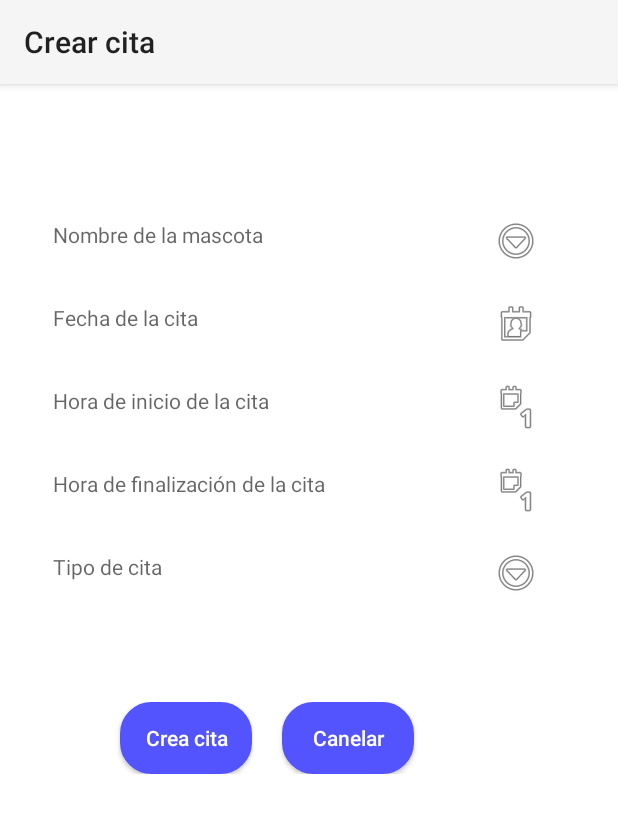
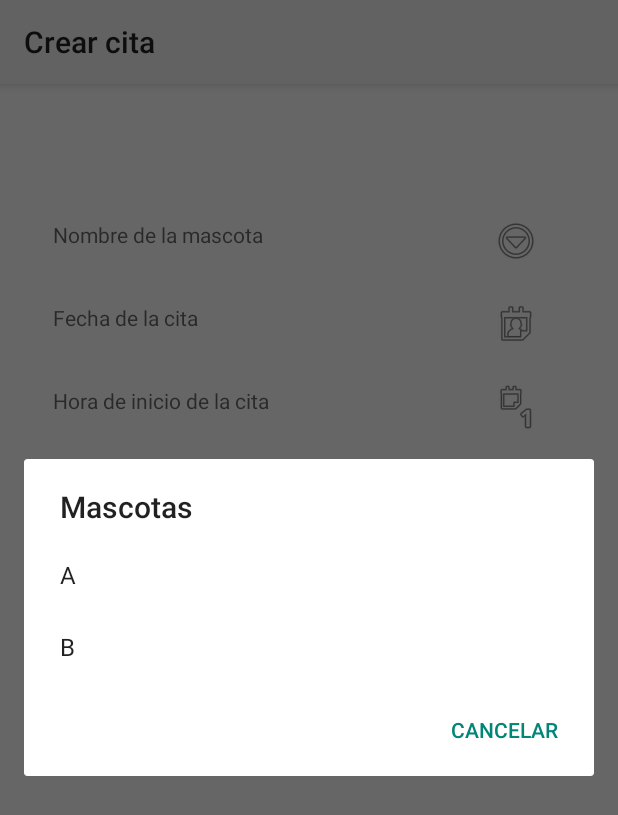
Before and after one commit to edum17/Pet-Agenda, an Android app: the CrearCita screen opened directly, with no data from a screen before it, after a tap on an icon or button, on a phone screen of 412 x 824 dp. Shown: the top 815 px of the screen. Run offline under Robolectric (Android 15) with nearby library versions, the phone set to English and light mode, and no system bars.

Commit message:
DatePicker out, crear cita casi terminada

```diff
--- a/ControlMascotas/app/src/main/java/com/example/german/controlmascotas/CrearCita.java
+++ b/ControlMascotas/app/src/main/java/com/example/german/controlmascotas/CrearCita.java
@@ -1,15 +1,139 @@
 package com.example.german.controlmascotas;
 
+import android.app.AlertDialog;
+import android.app.DatePickerDialog;
+import android.app.DialogFragment;
+import android.content.Context;
+import android.content.DialogInterface;
 import android.os.Bundle;
 import android.support.v4.app.FragmentActivity;
+import android.view.View;
+import android.widget.DatePicker;
+import android.widget.ImageButton;
+import android.widget.TextView;
+
+import java.util.ArrayList;
+import java.util.Calendar;
 
 /**
  * Created by German on 10/05/2016.
  */
 public class CrearCita extends FragmentActivity {
+
+    Context context;
+    SQLControlador dbconeccion;
+
+
+    TextView nombre, fechaC, horaIni, horaFin, tipoC;
+    ImageButton nombresM,fecha, horaI, horaF, tiposC;
+
     @Override
     protected void onCreate(Bundle savedInstanceState) {
         super.onCreate(savedInstanceState);
         setContentView(R.layout.lay_crear_cita);
+
+        context = this;
+        dbconeccion = new SQLControlador(context);
+        dbconeccion.abrirBaseDatos();
+
+        //TextView
+        nombre = (TextView) findViewById(R.id.textViewNombreM);
+        fechaC = (TextView) findViewById(R.id.textViewFechaCita);
+        horaIni = (TextView) findViewById(R.id.textViewHoraIni);
+        horaFin = (TextView) findViewById(R.id.textViewHoraFin);
+        tipoC = (TextView) findViewById(R.id.textViewTipoE);
+
+        //Buttons
+        nombresM = (ImageButton) findViewById(R.id.butNombreM);
+        nombresM.setOnClickListener(new View.OnClickListener() {
+            @Override
+            public void onClick(View v) {
+                listarAnimales();
+            }
+        });
+
+        fecha = (ImageButton) findViewById(R.id.butFechaCita);
+        fecha.setOnClickListener(new View.OnClickListener() {
+            @Override
+            public void onClick(View v) {
+                anadirFecha();
+            }
+        });
+
+        horaI = (ImageButton) findViewById(R.id.butHoraIni);
+        horaI.setOnClickListener(new View.OnClickListener() {
+            @Override
+            public void onClick(View v) {
+                anadirHora();
+            }
+        });
+
+        horaF = (ImageButton) findViewById(R.id.butHoraFin);
+        horaF.setOnClickListener(new View.OnClickListener() {
+            @Override
+            public void onClick(View v) {
+                anadirHora();
+            }
+        });
+
+        tiposC = (ImageButton) findViewById(R.id.butTipoC);
+        tiposC.setOnClickListener(new View.OnClickListener() {
+            @Override
+            public void onClick(View v) {
+                anadirTipoCita();
+            }
+        });
+    }
+
+    public void listarAnimales() {
+        //Toast.makeText(getActivity(), "Listo todos los tipos de animales", Toast.LENGTH_SHORT).show();
+        final ArrayList<String> tipoM = dbconeccion.listarNombresMascotas();
+
+        //Creacion de sequencia de items
+        final CharSequence[] Animals = tipoM.toArray(new String[tipoM.size()]);
+        AlertDialog.Builder dialogBuilder = new AlertDialog.Builder(context);
+        dialogBuilder.setTitle("Mascotas");
+        dialogBuilder.setItems(Animals, new DialogInterface.OnClickListener() {
+            public void onClick(DialogInterface dialog, int item) {
+                String animalSel = Animals[item].toString();  //Selected item in listview
+                nombre.setText(animalSel);
+            }
+        });
+        dialogBuilder.setNegativeButton("Cancelar", new DialogInterface.OnClickListener() {
+            @Override
+            public void onClick(DialogInterface dialog, int which) {
+                dialog.cancel();
+            }
+        });
+        //Creacion del objeto alert dialog via builder
+        AlertDialog alertDialogObject = dialogBuilder.create();
+        //Mostramos el dialog
+        alertDialogObject.show();
+    }
+
+    public void anadirFecha() {
+        //Toast.makeText(getActivity(), "Funciona", Toast.LENGTH_SHORT).show();
+        Calendar mcurrentDate=Calendar.getInstance();
+        int mYear=mcurrentDate.get(Calendar.YEAR);
+        int mMonth=mcurrentDate.get(Calendar.MONTH);
+        int mDay=mcurrentDate.get(Calendar.DAY_OF_MONTH);
+
+        DatePickerDialog mDatePicker=new DatePickerDialog(CrearCita.this, new DatePickerDialog.OnDateSetListener() {
+            public void onDateSet(DatePicker datepicker, int selectedyear, int selectedmonth, int selectedday) {
+                // TODO Auto-generated method stub
+                String date = selectedday + "/" + (selectedmonth+1) + "/" + selectedyear;
+                TextView textViewFechaC = (TextView) findViewById(R.id.textViewFechaCita);
+                textViewFechaC.setText(date);
+            }
+        },mYear, mMonth, mDay);
+        mDatePicker.show();
+    }
+
+    public void anadirHora() {
+
+    }
+
+    public void anadirTipoCita() {
+
     }
 }
--- a/ControlMascotas/app/src/main/java/com/example/german/controlmascotas/SQLControlador.java
+++ b/ControlMascotas/app/src/main/java/com/example/german/controlmascotas/SQLControlador.java
@@ -207,4 +207,19 @@ public class SQLControlador {
         }
         return res;
     }
+
+    public ArrayList<String> listarNombresMascotas() {
+        String query = "SELECT DISTINCT " + dbhelper.CN_NomM + " FROM " + dbhelper.TABLA_MASCOTAS + " ORDER BY " + dbhelper.CN_NomM;
+        Cursor c = database.rawQuery(query,null);
+        if (c != null) c.moveToFirst();
+        ArrayList<String> res = new ArrayList<>();
+        while (c.isAfterLast() == false) {
+            String nomM;
+            nomM = c.getString(c.getColumnIndex("_nomM"));
+            res.add(nomM);
+            c.moveToNext();
+        }
+        return res;
+    }
+
 }
--- a/ControlMascotas/app/src/main/java/com/example/german/controlmascotas/TimePickerFragment.java
+++ b/ControlMascotas/app/src/main/java/com/example/german/controlmascotas/TimePickerFragment.java
@@ -26,7 +26,7 @@ public class TimePickerFragment extends DialogFragment implements TimePickerDial
                 DateFormat.is24HourFormat(getActivity()));
     }
 
-    public void onTimeSet(TimePicker view, int hourOfDay, int minute) {
+    public void onTimeSet(android.widget.TimePicker view, int hourOfDay, int minute) {
         // Do something with the time chosen by the user
     }
 }
--- a/ControlMascotas/app/src/main/res/layout/lay_crear_cita.xml
+++ b/ControlMascotas/app/src/main/res/layout/lay_crear_cita.xml
@@ -136,7 +136,7 @@
         <ImageButton
             android:layout_width="wrap_content"
             android:layout_height="wrap_content"
-            android:id="@+id/butTipoE"
+            android:id="@+id/butTipoC"
             android:layout_marginTop="23dp"
             android:background="@android:drawable/ic_menu_more"
             android:onClick=""/>
```
Also changed, not shown: ControlMascotas/app/src/main/java/com/example/german/controlmascotas/DatePickerFragment.java (+6 -1 lines), ControlMascotas/app/src/main/java/com/example/german/controlmascotas/NuevaMascota.java (+16 -17 lines).
